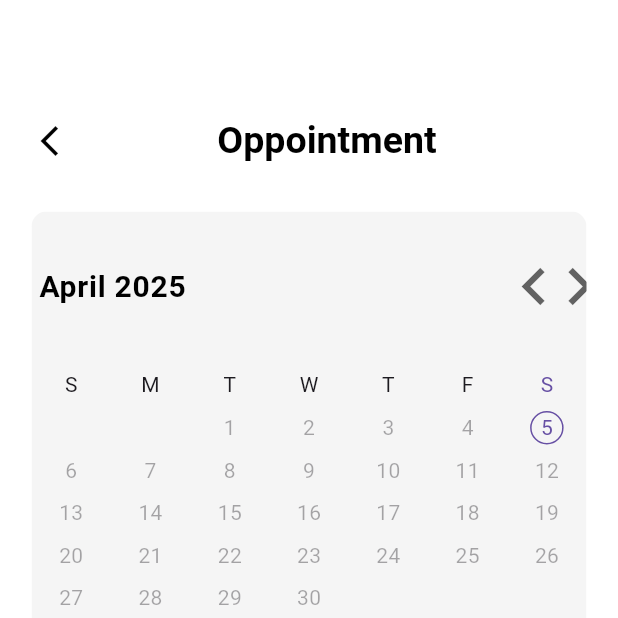
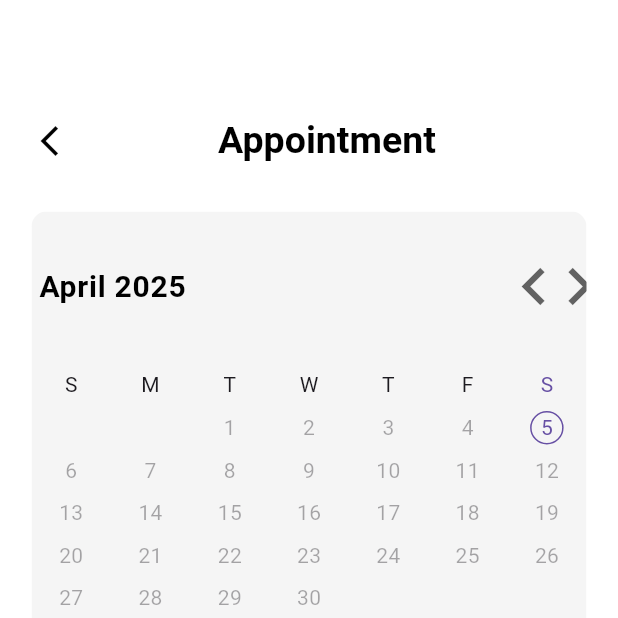
Before and after one commit to Selvam-Ramesh/doctor_appoinment_ui, a Flutter app: the Oppointment screen opened directly, on a phone screen of 412 x 824 dp, the top half of it. Run offline on Flutter 3.47's test engine with Material 3 defaults, Android fonts, the phone set to English and light mode, and no system bars; drawn by our look-alikes of syncfusion_flutter_datepicker; our stand-ins replace curved_navigation_bar.

Commit message:
Bug fixings UI

```diff
--- a/lib/res/lists.dart
+++ b/lib/res/lists.dart
@@ -10,7 +10,7 @@ var images=const [
 ];
 var names=
 [
-  "Dr. John Carter",
+  "Dr. Ania",
   "Dr. Michaela Quinn",
   "Dr. Frasier Crane",
   "Dr. Leonard H.",
--- a/lib/screens/Home.dart
+++ b/lib/screens/Home.dart
@@ -67,7 +67,7 @@ class _HomeState extends State<Home> {
                         children: [
                           TextWidget("Hello", 17, Colors.black.withAlpha(179),
                               FontWeight.bold),
-                          TextWidget("Giovanny", 25, Colors.black, FontWeight.bold),
+                          TextWidget("John Wick", 25, Colors.black, FontWeight.bold),
                         ],
                       ),
                       const Icon(Icons.phonelink_ring)
@@ -179,7 +179,7 @@ class _HomeState extends State<Home> {
                                               letterSpace: 1,
                                             ),
                                             TextWidget(
-                                              "Dr.Navida",
+                                              "Dr.Angel",
                                               15,
                                               Colors.white,
                                               FontWeight.bold,
--- a/lib/screens/Oppointment.dart
+++ b/lib/screens/Oppointment.dart
@@ -102,7 +102,7 @@ class _OppointmentState extends State<Oppointment> {
                                       color: Colors.black,
                                     )),
                                 TextWidget(
-                                  "Oppointment",
+                                  "Appointment",
                                   25,
                                   Colors.black,
                                   FontWeight.bold,
```
